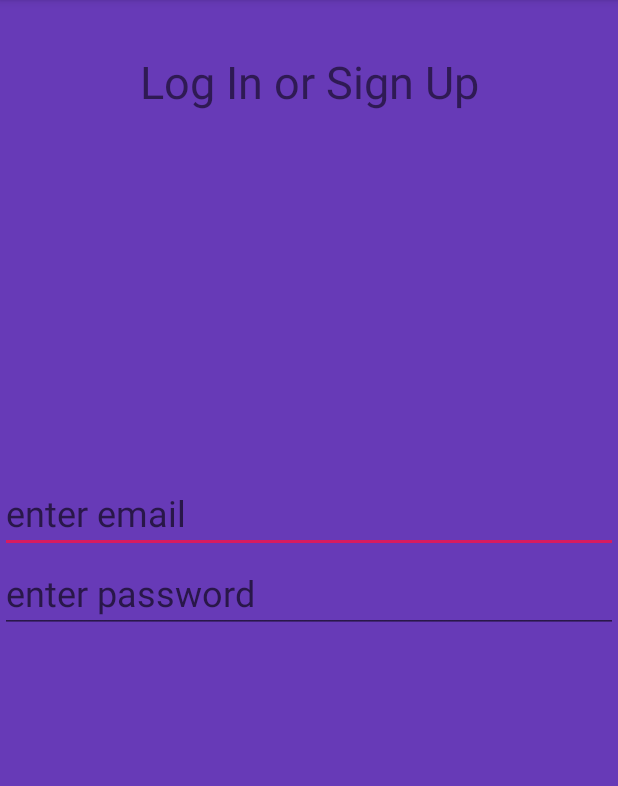
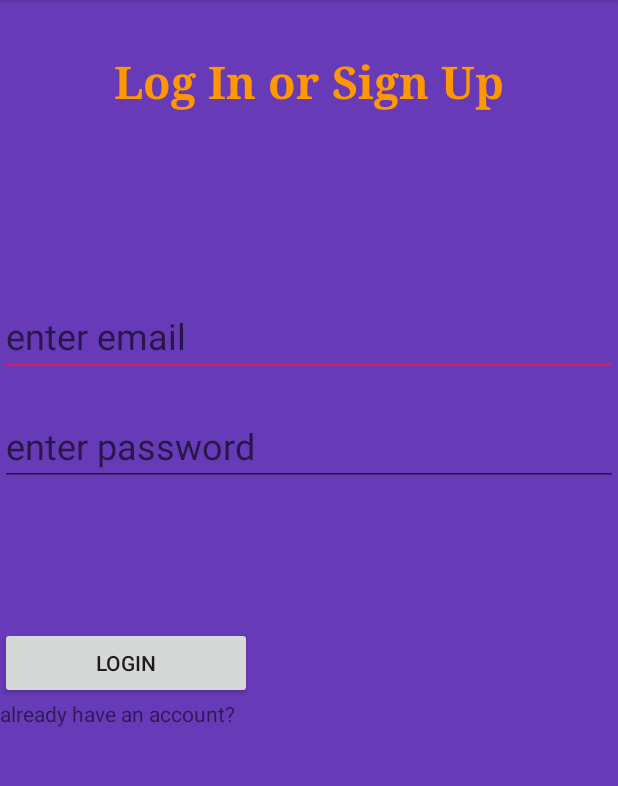
Before and after one commit to Arnab-Shanta-Anu/android-app, an Android app: the screen it shows after launch (MainActivity), on a phone screen of 412 x 824 dp, the part 84-870 px from its top. Run offline under Robolectric (Android 15) with nearby library versions, the phone set to English and light mode, and no system bars.

Commit message:
made the login page the new landing page

```diff
--- a/app/src/main/java/com/example/jobbank/MainActivity.java
+++ b/app/src/main/java/com/example/jobbank/MainActivity.java
@@ -1,19 +1,29 @@
 package com.example.jobbank;
 
+import android.content.Intent;
 import android.os.Bundle;
+import android.view.View;
+import android.widget.Button;
 
 import androidx.appcompat.app.AppCompatActivity;
 
 public class MainActivity extends AppCompatActivity {
 
-
+    Intent intent;
+    Button btnLogin;
     @Override
     protected void onCreate(Bundle savedInstanceState) {
         super.onCreate(savedInstanceState);
         setContentView(R.layout.activity_main);
 
+        btnLogin = findViewById(R.id.btnLogIn);
+        intent = new Intent(this, HomeActivity.class);
 
+        btnLogin.setOnClickListener(new View.OnClickListener() {
+            @Override
+            public void onClick(View v) {
+                startActivity(intent);
+            }
+        });
     }
-
-
 }
--- a/app/src/main/res/layout/activity_main.xml
+++ b/app/src/main/res/layout/activity_main.xml
@@ -15,14 +15,17 @@
         android:gravity="center"
         android:inputType="textEmailAddress"
         android:text="Log In or Sign Up"
-        android:textSize="30sp" />
+        android:textColor="#FF9800"
+        android:textSize="30sp"
+        android:textStyle="bold"
+        android:typeface="serif" />
 
     <Space
         android:layout_width="match_parent"
-        android:layout_height="206dp" />
+        android:layout_height="88dp" />
 
     <EditText
-        android:id="@+id/editText"
+        android:id="@+id/edtEmail"
         android:layout_width="match_parent"
         android:layout_height="wrap_content"
         android:ems="10"
@@ -30,12 +33,33 @@
         android:inputType="textEmailAddress"
         android:textSize="24sp" />
 
+    <Space
+        android:layout_width="match_parent"
+        android:layout_height="20dp" />
+
     <EditText
-        android:id="@+id/editText2"
+        android:id="@+id/edtPass"
         android:layout_width="match_parent"
         android:layout_height="wrap_content"
         android:ems="10"
         android:hint="enter password"
         android:inputType="textPassword"
         android:textSize="24sp" />
+
+    <Space
+        android:layout_width="match_parent"
+        android:layout_height="94dp" />
+
+    <Button
+        android:id="@+id/btnLogIn"
+        android:layout_width="168dp"
+        android:layout_height="wrap_content"
+        android:text="Login" />
+
+    <TextView
+        android:id="@+id/textView2"
+        android:layout_width="match_parent"
+        android:layout_height="wrap_content"
+        android:text="already have an account? " />
+
 </LinearLayout>
```
Also changed, not shown: app/src/main/java/com/example/jobbank/HomeActivity.java (added, +51 -0 lines).
